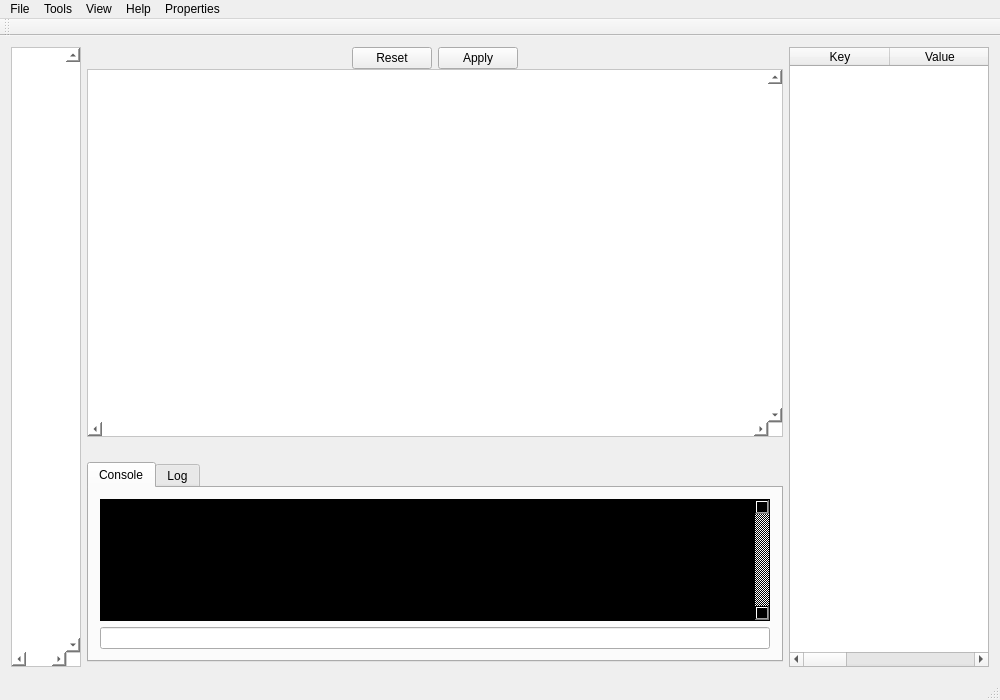
Qt form src_gui/mainwindow.ui (tadasamantri/anise_gui) before a commit.
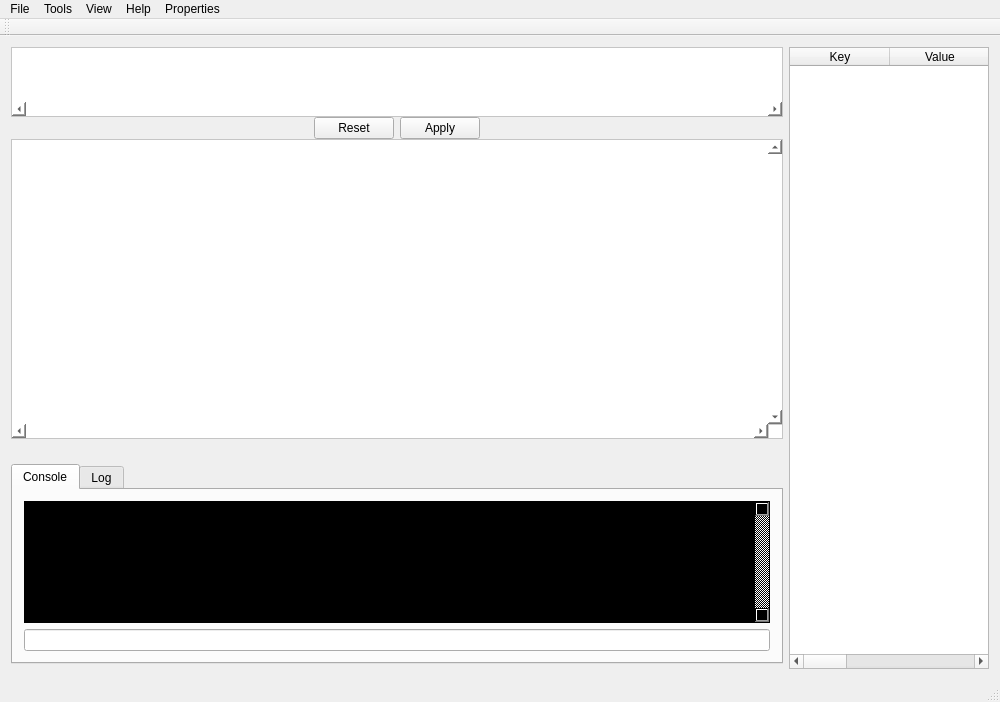
The same form after that commit. Custom widgets are drawn as their Qt base class.

Commit message: changed position of nodeCatalog

```diff
--- a/src_gui/mainwindow.ui
+++ b/src_gui/mainwindow.ui
@@ -21,48 +21,6 @@
   </property>
   <widget class="QWidget" name="centralWidget">
    <layout class="QHBoxLayout" name="horizontalLayout">
-    <item>
-     <widget class="QScrollArea" name="Node_Catalog">
-      <property name="sizePolicy">
-       <sizepolicy hsizetype="Fixed" vsizetype="Expanding">
-        <horstretch>0</horstretch>
-        <verstretch>0</verstretch>
-       </sizepolicy>
-      </property>
-      <property name="minimumSize">
-       <size>
-        <width>0</width>
-        <height>0</height>
-       </size>
-      </property>
-      <property name="autoFillBackground">
-       <bool>true</bool>
-      </property>
-      <property name="styleSheet">
-       <string notr="true">background-color: rgb(255, 255, 255);</string>
-      </property>
-      <property name="verticalScrollBarPolicy">
-       <enum>Qt::ScrollBarAlwaysOn</enum>
-      </property>
-      <property name="horizontalScrollBarPolicy">
-       <enum>Qt::ScrollBarAlwaysOn</enum>
-      </property>
-      <property name="widgetResizable">
-       <bool>true</bool>
-      </property>
-      <widget class="DragWidget" name="nodeCatalogContent">
-       <property name="geometry">
-        <rect>
-         <x>0</x>
-         <y>0</y>
-         <width>63</width>
-         <height>607</height>
-        </rect>
-       </property>
-       <layout class="QHBoxLayout" name="horizontalLayout_2"/>
-      </widget>
-     </widget>
-    </item>
     <item>
      <widget class="QFrame" name="frame_2">
       <property name="frameShape">
@@ -90,6 +48,48 @@
        <property name="bottomMargin">
         <number>30</number>
        </property>
+       <item>
+        <widget class="QScrollArea" name="Node_Catalog">
+         <property name="sizePolicy">
+          <sizepolicy hsizetype="Expanding" vsizetype="Minimum">
+           <horstretch>0</horstretch>
+           <verstretch>0</verstretch>
+          </sizepolicy>
+         </property>
+         <property name="minimumSize">
+          <size>
+           <width>0</width>
+           <height>0</height>
+          </size>
+         </property>
+         <property name="autoFillBackground">
+          <bool>true</bool>
+         </property>
+         <property name="styleSheet">
+          <string notr="true">background-color: rgb(255, 255, 255);</string>
+         </property>
+         <property name="verticalScrollBarPolicy">
+          <enum>Qt::ScrollBarAlwaysOff</enum>
+         </property>
+         <property name="horizontalScrollBarPolicy">
+          <enum>Qt::ScrollBarAlwaysOn</enum>
+         </property>
+         <property name="widgetResizable">
+          <bool>true</bool>
+         </property>
+         <widget class="DragWidget" name="nodeCatalogContent">
+          <property name="geometry">
+           <rect>
+            <x>0</x>
+            <y>0</y>
+            <width>779</width>
+            <height>63</height>
+           </rect>
+          </property>
+          <layout class="QHBoxLayout" name="horizontalLayout_2"/>
+         </widget>
+        </widget>
+       </item>
        <item>
         <widget class="QDialogButtonBox" name="buttonBox">
          <property name="standardButtons">
@@ -137,8 +137,8 @@
            <rect>
             <x>0</x>
             <y>0</y>
-            <width>677</width>
-            <height>350</height>
+            <width>766</width>
+            <height>285</height>
            </rect>
           </property>
           <layout class="QVBoxLayout" name="verticalLayout_4">
```
Left out of the diff: 2 changed lines with no effect on the pictures. The commit also changes 2 other files.
